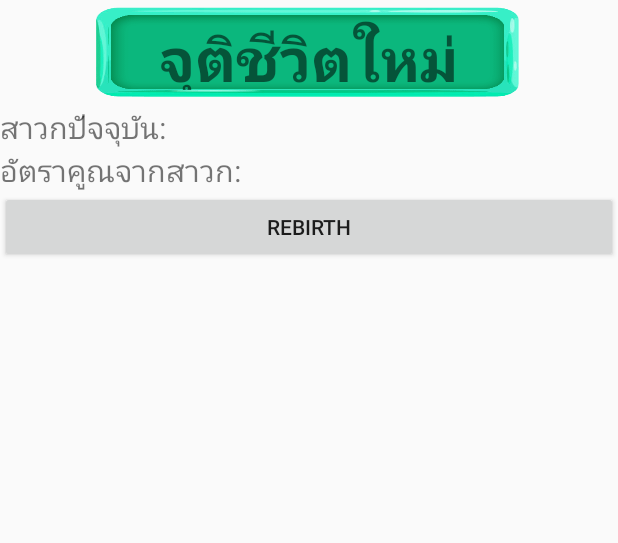
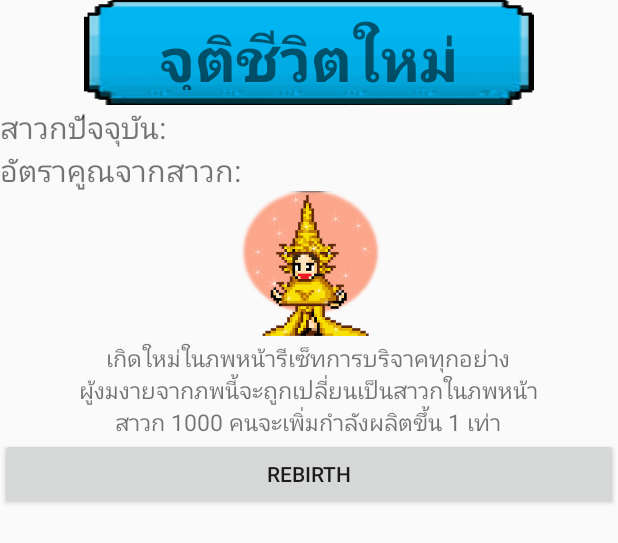
Before and after one commit to wit543/Tum-Boon, an Android app: the layout fragment_tranfrom.xml on its own in the app's theme, with its tools: preview values and no code run, on a phone screen of 412 x 824 dp. Shown: the top 543 px of the screen. Run offline under Robolectric (Android 15) with nearby library versions, the phone set to English and light mode, and no system bars.

Commit message:
Change to 8bit UI

```diff
--- a/app/build.gradle
+++ b/app/build.gradle
@@ -2,7 +2,7 @@ apply plugin: 'com.android.application'
 
 android {
     compileSdkVersion 23
-    buildToolsVersion '23.0.2'
+    buildToolsVersion '23.0.3'
 
     defaultConfig {
         applicationId "xyz.wit543.wit.tumboon"
--- a/app/src/main/java/xyz/wit543/wit/tumboon/activity/HomeActivity.java
+++ b/app/src/main/java/xyz/wit543/wit/tumboon/activity/HomeActivity.java
@@ -175,6 +175,10 @@ public class HomeActivity extends AppCompatActivity implements  LayerFragment.On
         super.onStop();
 
         //save game to shared preferences
+        this.writeSave();
+    }
+
+    public void writeSave(){
         SharedPreferences sharedPref = getPreferences(Context.MODE_PRIVATE);
         SharedPreferences.Editor editor = sharedPref.edit();
         Gson gson = new Gson();
--- a/app/src/main/java/xyz/wit543/wit/tumboon/model/MapConstant.java
+++ b/app/src/main/java/xyz/wit543/wit/tumboon/model/MapConstant.java
@@ -16,7 +16,7 @@ public enum MapConstant {
         WAT_DONATE_MONEY_LAYER("บริจาคเงิน",40,10, 1000 , R.drawable.money_layer ),
         WAT_DONATE_LAND_LAYER("บริจาคที่ดิน",200,150,5000 , R.drawable.land_layer),
         WAT_DONATE_CAR_LAYER("บริจาครถ",1300,500,10000, R.drawable.car_layer),
-        WAT_DONATE_AIRPLANE_LAYER("บริจาคเครื่องบิน",8500,5000,20000 , R.drawable.plane_layer2),
+        WAT_DONATE_AIRPLANE_LAYER("บริจาคเครื่องบิน",8500,5000,20000 , R.drawable.plane_layer),
 
         WAT_BLACK_HOLE_LAYER("วางรถแบล็คโฮล์",32000,10000,100000, R.drawable.backhole_layer),
         WAT_PARADE_LAYER("จัดพาเรด",150000,100000,250000 , R.drawable.parade_layer),
--- a/app/src/main/res/layout/activity_home.xml
+++ b/app/src/main/res/layout/activity_home.xml
@@ -14,8 +14,11 @@
         android:id="@+id/status_bar"
         android:layout_width="match_parent"
         android:layout_height="80dp"
-        android:background="@drawable/normal_label"
+        android:background="@drawable/boon_label"
         android:paddingTop="15dp"
+        android:paddingLeft="25dp"
+        android:paddingRight="25dp"
+
 
         android:layout_centerHorizontal="true"
         android:gravity="center_horizontal">
--- a/app/src/main/res/layout/fragment_tranfrom.xml
+++ b/app/src/main/res/layout/fragment_tranfrom.xml
@@ -11,7 +11,7 @@
         android:layout_height="70dp"
         android:textStyle="bold"
         android:padding="10dp"
-        android:background="@drawable/normal_label2"
+        android:background="@drawable/bt_long"
         android:layout_centerHorizontal="true"
         android:textAlignment="center"
         android:textSize="40dp"
@@ -35,11 +35,28 @@
         android:textSize="20dp"
         />
 
+    <ImageView
+        android:id="@+id/rebirth_pic"
+        android:layout_below="@id/current_disciple_multiply"
+        android:src="@drawable/rebirth"
+        android:layout_centerHorizontal="true"
+        android:layout_width="100dp"
+        android:layout_height="100dp" />
+    <TextView
+        android:id="@+id/rebirth_detail"
+        android:layout_below="@id/rebirth_pic"
+        android:text="เกิดใหม่ในภพหน้ารีเซ็ทการบริจาคทุกอย่าง\nผู้งมงายจากภพนี้จะถูกเปลี่ยนเป็นสาวกในภพหน้า\nสาวก 1000 คนจะเพิ่มกำลังผลิตขึ้น 1 เท่า"
+        android:textSize="15dp"
+        android:layout_centerHorizontal="true"
+        android:textAlignment="center"
+        android:layout_width="wrap_content"
+        android:layout_height="wrap_content" />
+
     <Button
         android:id="@+id/rebirth_button"
         android:layout_width="match_parent"
         android:layout_height="wrap_content"
-        android:layout_below="@+id/current_disciple_multiply"
+        android:layout_below="@+id/rebirth_detail"
         android:text="REBIRTH"/>
 
 </RelativeLayout>
--- a/app/src/main/res/layout/fragment_upgrade.xml
+++ b/app/src/main/res/layout/fragment_upgrade.xml
@@ -12,7 +12,7 @@
         android:layout_height="70dp"
         android:textStyle="bold"
         android:padding="10dp"
-        android:background="@drawable/normal_label2"
+        android:background="@drawable/bt_long"
         android:layout_centerHorizontal="true"
         android:textAlignment="center"
         android:textSize="40dp"
--- a/app/src/main/res/layout/layer_cell.xml
+++ b/app/src/main/res/layout/layer_cell.xml
@@ -19,7 +19,7 @@
         />
     <ImageView
         android:id="@+id/layer_name_bg"
-        android:background="@drawable/normal_label"
+        android:background="@drawable/boon_label"
         android:layout_width="150dp"
         android:layout_height="35dp" />
 
@@ -57,7 +57,7 @@
         android:layout_width="120dp"
         android:layout_height="40dp"
         android:padding="0dp"
-        android:background="@drawable/bt_template"
+        android:background="@drawable/normal_button"
         android:layout_alignParentBottom="true"
         android:layout_alignParentEnd="true" />
 
```
Also changed, not shown: app/src/main/res/layout/fragment_top_up.xml (+1 -12 lines), app/src/main/res/layout/upgrade_cell.xml (+5 -3 lines), app/src/main/res/drawable-hdpi/boon_label.png (added), app/src/main/res/drawable-hdpi/frame.png, app/src/main/res/drawable-hdpi/land_layer.png, app/src/main/res/drawable-hdpi/money_layer.png, app/src/main/res/drawable-hdpi/normal_button.jpg (deleted), app/src/main/res/drawable-hdpi/normal_button.png (added), app/src/main/res/drawable-hdpi/rebirth.png (added), 1 other file.
